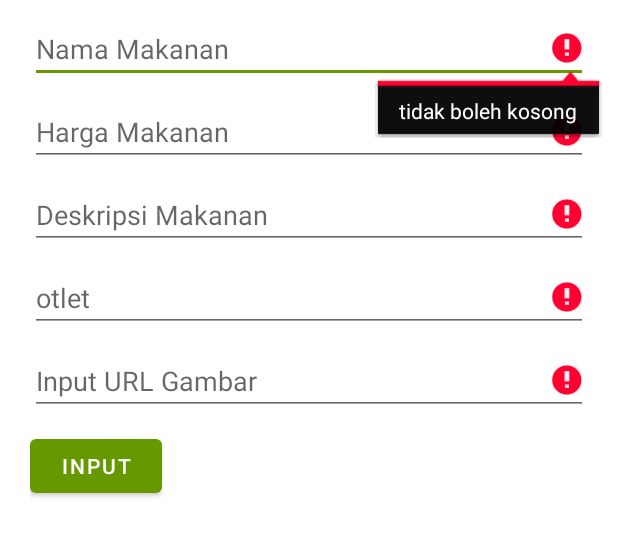
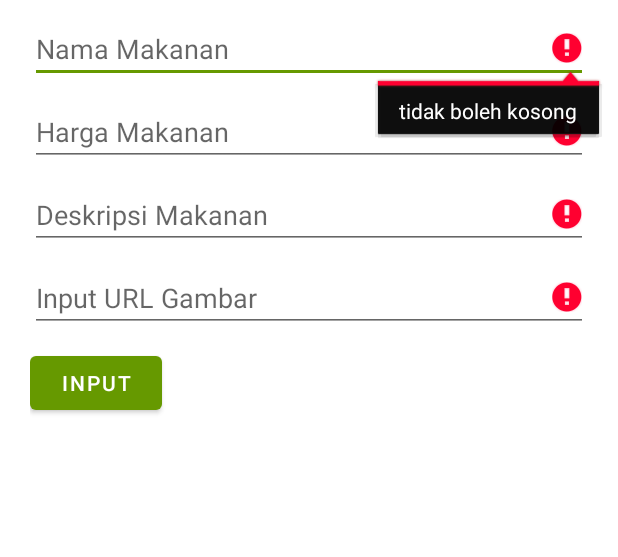
Before and after one commit to joefachrizal/FoodCourdKu, an Android app: the InputMenuActivity screen opened directly, with no data from a screen before it, after a tap on "INPUT", on a phone screen of 412 x 824 dp, the part 399-956 px from its top. Run offline under Robolectric (Android 15) with nearby library versions, the phone set to English and light mode, and no system bars; our stand-ins replace Firebase (no records; nobody signed in at launch, a user with empty details on screens opened directly).

Commit message:
mengahapus nama otlet

```diff
--- a/app/src/main/java/com/cnd/foodcordku/admin/InputMenuActivity.kt
+++ b/app/src/main/java/com/cnd/foodcordku/admin/InputMenuActivity.kt
@@ -32,7 +32,6 @@ class InputMenuActivity : AppCompatActivity() {
         val price = binding.hargaMakanan.text.toString()
         val desc = binding.deskripsiMakanan.text.toString()
         val image = binding.inputUrlGambar.text.toString()
-        val otlet = binding.otletMakanan.text.toString()
         val key = myRef.push().key.toString()
 
         if (titleFood.isEmpty()) {
@@ -46,9 +45,6 @@ class InputMenuActivity : AppCompatActivity() {
         }
         if (image.isEmpty()) {
             binding.inputUrlGambar.error = "tidak boleh kosong"
-        }
-        if (otlet.isEmpty()) {
-            binding.otletMakanan.error = "tidak boleh kosong"
         } else {
             onPushData(
                 DataMenu(
@@ -57,7 +53,7 @@ class InputMenuActivity : AppCompatActivity() {
                     desc,
                     "5",
                     key,
-                    otlet,
+                    "moga bunda resto",
                     image
                 )
             )
@@ -73,7 +69,6 @@ class InputMenuActivity : AppCompatActivity() {
                 binding.hargaMakanan.setText("")
                 binding.deskripsiMakanan.setText("")
                 binding.inputUrlGambar.setText("")
-                binding.otletMakanan.setText("")
                 Snackbar.make(
                     binding.proses,
                     "Data berhasil ditambahkan",
--- a/app/src/main/java/com/cnd/foodcordku/helper/ScanningResultListener.kt
+++ b/app/src/main/java/com/cnd/foodcordku/helper/ScanningResultListener.kt
@@ -1,6 +1,4 @@
 package com.cnd.foodcordku.helper
-
-import android.content.Context
 
 interface ScanningResultListener {
     fun onScanned(result: String)
--- a/app/src/main/java/com/cnd/foodcordku/user/ScanMejaActivity.kt
+++ b/app/src/main/java/com/cnd/foodcordku/user/ScanMejaActivity.kt
@@ -79,6 +79,7 @@ class ScanMejaActivity : AppCompatActivity() {
 
         val preview: Preview = Preview.Builder()
             .build()
+
         val cameraSelector: CameraSelector = CameraSelector.Builder()
             .requireLensFacing(CameraSelector.LENS_FACING_BACK)
             .build()
@@ -121,7 +122,6 @@ class ScanMejaActivity : AppCompatActivity() {
                                 .show()
                         } else {
                             Data.ID = it
-//                            Toast.makeText(this@ScanMejaActivity, "$kode $nama", Toast.LENGTH_SHORT).show()
                             val i = Intent(this@ScanMejaActivity, MenuActivity::class.java)
                             startActivity(i)
                             finish()
--- a/app/src/main/res/layout/activity_input_menu.xml
+++ b/app/src/main/res/layout/activity_input_menu.xml
@@ -59,12 +59,12 @@
                 android:layout_marginBottom="10dp"
                 android:hint="Deskripsi Makanan" />
 
-            <EditText
-                android:id="@+id/otlet_makanan"
-                android:layout_width="match_parent"
-                android:layout_height="wrap_content"
-                android:layout_marginBottom="10dp"
-                android:hint="otlet" />
+<!--            <EditText-->
+<!--                android:id="@+id/otlet_makanan"-->
+<!--                android:layout_width="match_parent"-->
+<!--                android:layout_height="wrap_content"-->
+<!--                android:layout_marginBottom="10dp"-->
+<!--                android:hint="otlet" />-->
 
             <EditText
                 android:id="@+id/input_url_gambar"
```
